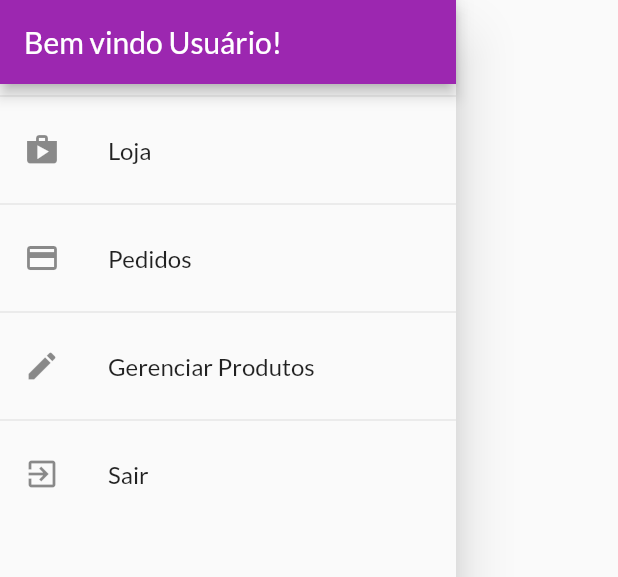
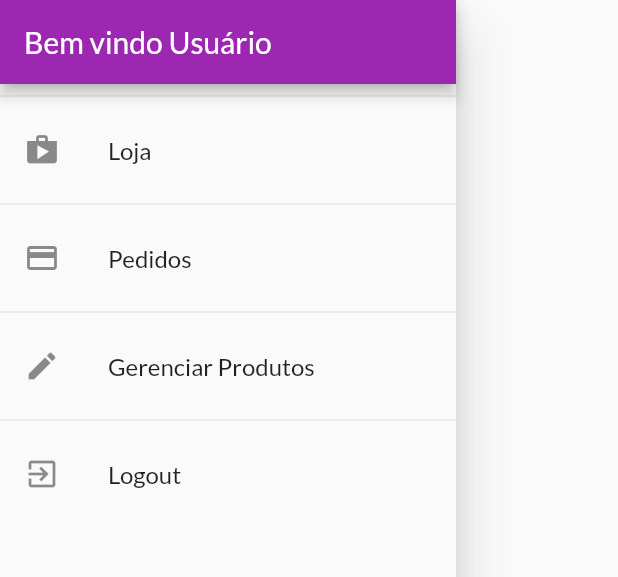
Before and after one commit to aldovieir/-storevirtual, a Flutter app: the AppDrawer widget shown alone on an empty page, opened directly, on a phone screen of 412 x 824 dp. Shown: the top 577 px of the screen. Run offline on Flutter 3.47's test engine with Material 2 defaults, Android fonts, the phone set to English and light mode, and no system bars; our stand-ins replace shared_preferences; accounts and stored records are empty; network calls fail.

```diff
--- a/lib/widget/app_drawer.dart
+++ b/lib/widget/app_drawer.dart
@@ -10,7 +10,7 @@ class AppDrawer extends StatelessWidget {
       child: Column(
         children: <Widget>[
           AppBar(
-            title: Text('Bem vindo Usuário!'),
+            title: Text('Bem vindo Usuário'),
             automaticallyImplyLeading: false,
           ),
           Divider(),
@@ -40,7 +40,7 @@ class AppDrawer extends StatelessWidget {
           Divider(),
           ListTile(
             leading: Icon(Icons.exit_to_app),
-            title: Text('Sair'),
+            title: Text('Logout'),
             onTap: () {
               Provider.of<Auth>(context, listen: false).logout();
             },
```
